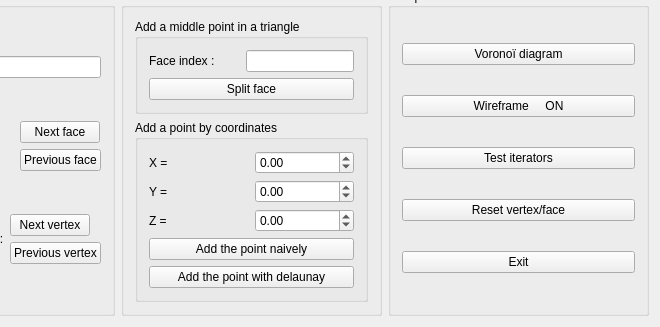
Old version of the form mainwindow.ui in the repository Paulfx/mesh_modelisation_m2; both pictures show x 428 to 1088 and y 212 to 539 of the 1088 by 539 pixel window.
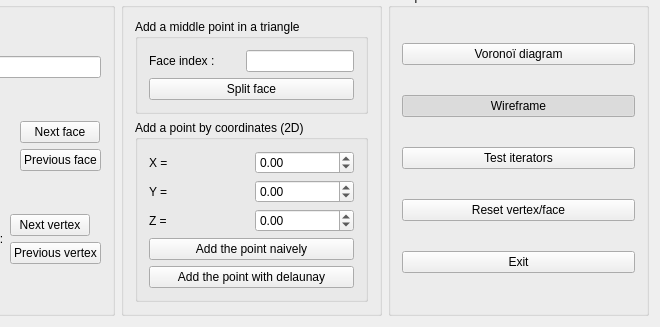
New version of the form. Custom widgets are drawn as their Qt base class.

Commit message: recalculate colors

```diff
--- a/mainwindow.ui
+++ b/mainwindow.ui
@@ -314,7 +314,7 @@
              <item>
               <widget class="QGroupBox" name="groupBox_7">
                <property name="title">
-                <string>Add a point by coordinates</string>
+                <string>Add a point by coordinates (2D)</string>
                </property>
                <layout class="QVBoxLayout" name="verticalLayout_12">
                 <item>
@@ -423,7 +423,13 @@
            <item>
             <widget class="QPushButton" name="pbWireframe">
              <property name="text">
-              <string>Wireframe     ON</string>
+              <string>Wireframe</string>
+             </property>
+             <property name="checkable">
+              <bool>true</bool>
+             </property>
+             <property name="checked">
+              <bool>true</bool>
              </property>
             </widget>
            </item>
```
Left out of the diff: 3 changed lines with no effect on the pictures. The commit also changes 2 other files.
